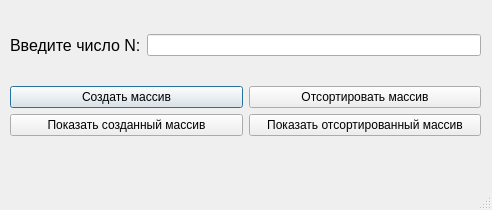
Before: the Qt Designer form TypeOfSort/numbersort.ui in Alex-tech-it/Qt-Project, drawn with Qt 5.
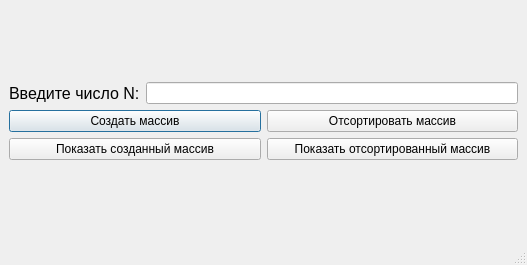
After: the same form once the commit is applied.

Patch:
```diff
--- a/TypeOfSort/numbersort.ui
+++ b/TypeOfSort/numbersort.ui
@@ -9,8 +9,8 @@
    <rect>
     <x>0</x>
     <y>0</y>
-    <width>492</width>
-    <height>210</height>
+    <width>527</width>
+    <height>265</height>
    </rect>
   </property>
   <property name="windowTitle">
@@ -32,15 +32,8 @@
      <height>138</height>
     </size>
    </property>
-   <widget class="QWidget" name="">
-    <property name="geometry">
-     <rect>
-      <x>10</x>
-      <y>10</y>
-      <width>471</width>
-      <height>151</height>
-     </rect>
-    </property>
+   <layout class="QVBoxLayout" name="verticalLayout_2">
+    <item>
     <layout class="QVBoxLayout" name="verticalLayout">
      <item>
       <layout class="QHBoxLayout" name="horizontalLayout">
@@ -121,7 +114,8 @@
       </layout>
      </item>
     </layout>
-   </widget>
+    </item>
+   </layout>
   </widget>
   <widget class="QMenuBar" name="menubar">
    <property name="geometry">
```
Left out of the diff: 2 changed lines with no effect on the pictures. Lines whose indentation alone changed are shown as unchanged.
